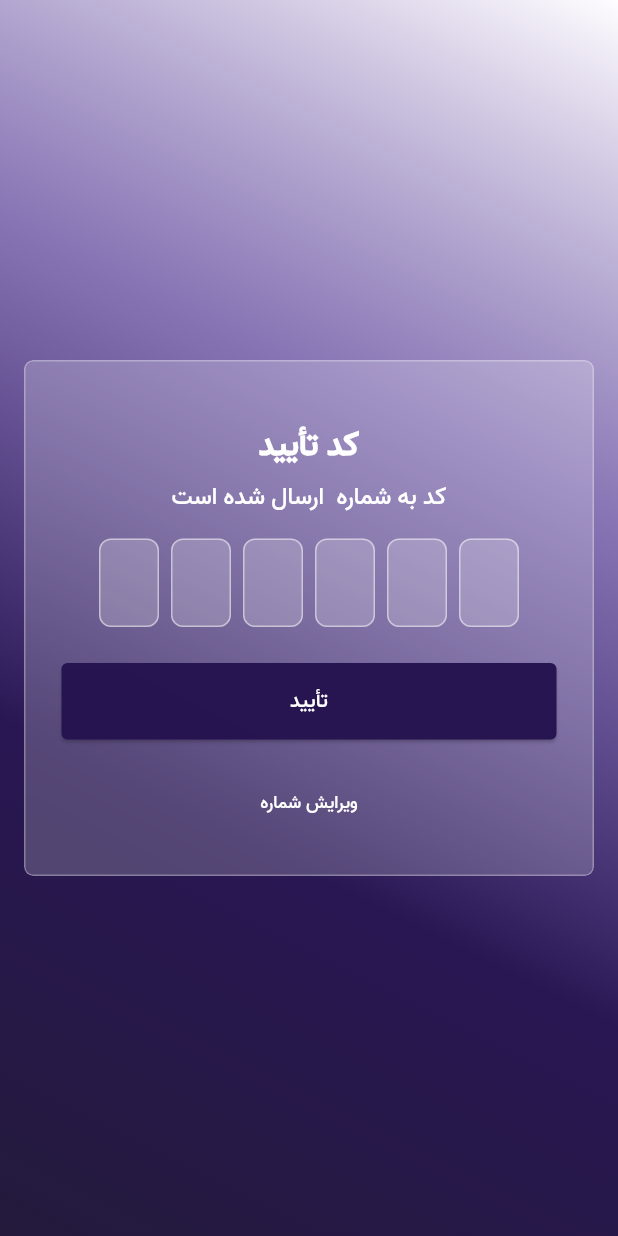
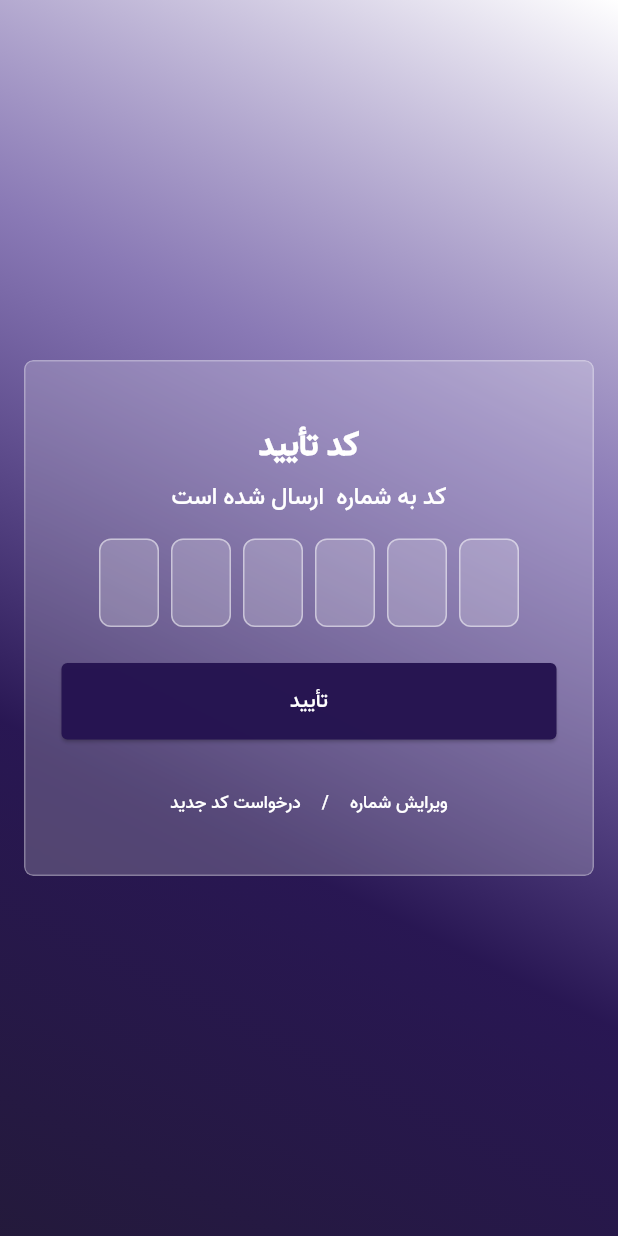
Before and after one commit to devsepnex/shop_desktop, a Flutter app: the OtpScreen screen opened directly with empty values, on a phone screen of 412 x 824 dp. Run offline on Flutter 3.47's test engine with Material 3 defaults, Android fonts, the phone set to English and light mode, and no system bars; our stand-ins replace dio, font_awesome_flutter, get_it, pretty_dio_logger, shamsi_date.

```diff
--- a/lib/core/constants/app_color.dart
+++ b/lib/core/constants/app_color.dart
@@ -1,7 +1,7 @@
 import 'package:flutter/material.dart';
 
 class AppColor {
-  static Color darkBaseColor = Color(0xFF4585B5);
+ static Color darkBaseColor = Color(0xFF4585B5);
   static Color lightTextTheme= Color(0xFF090909);
   static Color darkTextTheme= Color(0xFFECECEC);
   static Color darkContainer =Colors.grey.shade800;
@@ -33,4 +33,8 @@ class AppColor {
   static Color textTicketScreenLight =mainColor.shade900;
   static Color textTicketScreenDark =const Color.fromARGB(255, 164, 214, 255);
   static Color darkTicketScreen=const Color.fromARGB(255, 164, 214, 255);
+  static Color gradientColor1= const Color.fromARGB(255, 33, 23, 57).withOpacity(0.99);
+  static Color gradientColor2= const Color.fromARGB(255, 38, 20, 81).withOpacity(0.99);
+  static Color gradientColor3= const Color.fromARGB(255, 59, 32, 132).withOpacity(0.6);
+  static Color gradientColor4= Colors.white.withOpacity(0.7);
 }
--- a/lib/main.dart
+++ b/lib/main.dart
@@ -43,6 +43,7 @@ class MyApp extends StatelessWidget {
             brightness: Brightness.light,
             fontFamily: 'vazir',
             colorScheme: ColorScheme.fromSeed(seedColor: AppColor.mainColor),
+            scaffoldBackgroundColor: AppColor.baseColor,
             useMaterial3: true,
             textTheme:
                 TextTheme(bodyMedium: TextStyle(color: AppColor.darkContainer)),
@@ -52,7 +53,7 @@ class MyApp extends StatelessWidget {
             brightness: Brightness.dark,
             fontFamily: 'vazir',
             colorSchemeSeed: AppColor.darkBaseColor,
-            scaffoldBackgroundColor: Colors.grey.shade900,
+            scaffoldBackgroundColor: AppColor.gradientColor1,
             textTheme: TextTheme(
                 bodyMedium: TextStyle(color: AppColor.lightContainer)),
           ),
--- a/lib/screens/DashBoard/Update/update_screen.dart
+++ b/lib/screens/DashBoard/Update/update_screen.dart
@@ -4,7 +4,7 @@ class UpdateScreen extends StatelessWidget {
   @override
   Widget build(BuildContext context) {
     return Scaffold(
-      backgroundColor: Colors.white,
+   ///   backgroundColor: Colors.white,
 
       body: Center(
         child: Column(
--- a/lib/screens/login/login_provider.dart
+++ b/lib/screens/login/login_provider.dart
@@ -43,6 +43,7 @@ class LoginProvider extends ChangeNotifier {
           MaterialPageRoute(
             builder: (context) => OtpScreen(
               username: usernameController.text,
+              password :passwordController.text,
             ),
           ),
         );
--- a/lib/screens/otp/otp_screen.dart
+++ b/lib/screens/otp/otp_screen.dart
@@ -1,4 +1,3 @@
-
 import 'dart:ui';
 
 import 'package:flutter/material.dart';
@@ -9,13 +8,15 @@ import 'otp_provider.dart';
 
 class OtpScreen extends StatelessWidget {
   final String username;
+  final String password;
 
-  const OtpScreen({Key? key, required this.username}) : super(key: key);
+  const OtpScreen({Key? key, required this.username, required this.password})
+      : super(key: key);
 
   @override
   Widget build(BuildContext context) {
     return ChangeNotifierProvider(
-      create: (context) => OtpProvider(username: username),
+      create: (context) => OtpProvider(username: username, password: password),
       child: Scaffold(
         resizeToAvoidBottomInset: true,
         body: Container(
@@ -24,10 +25,10 @@ class OtpScreen extends StatelessWidget {
           decoration: BoxDecoration(
             gradient: LinearGradient(
               colors: [
-                const Color.fromARGB(255, 33, 23, 57).withOpacity(0.99),
-                const Color.fromARGB(255, 38, 20, 81).withOpacity(0.99),
-                const Color.fromARGB(255, 59, 32, 132).withOpacity(0.6),
-                Colors.white.withOpacity(0.7),
+                AppColor.gradientColor1,
+                AppColor.gradientColor2,
+                AppColor.gradientColor3,
+                AppColor.gradientColor4,
               ],
               begin: Alignment.bottomLeft,
               end: Alignment.topRight,
@@ -96,7 +97,8 @@ class OtpScreen extends StatelessWidget {
                                 mainAxisAlignment: MainAxisAlignment.center,
                                 children: List.generate(
                                   otpProvider.otpLength,
-                                  (index) => _buildOtpField(context, index, otpProvider),
+                                  (index) => _buildOtpField(
+                                      context, index, otpProvider),
                                 ).reversed.toList(),
                               ),
                               if (otpProvider.errorMessage.isNotEmpty)
@@ -104,7 +106,8 @@ class OtpScreen extends StatelessWidget {
                                   padding: const EdgeInsets.only(top: 8),
                                   child: Text(
                                     otpProvider.errorMessage,
-                                    style: TextStyle(color: Colors.red, fontSize: 14),
+                                    style: TextStyle(
+                                        color: Colors.red, fontSize: 14),
                                   ),
                                 ),
                               SizedBox(height: 24),
@@ -120,12 +123,14 @@ class OtpScreen extends StatelessWidget {
                                   padding: EdgeInsets.symmetric(
                                       horizontal: 40.0, vertical: 15.0),
                                   foregroundColor: Colors.white,
-                                  backgroundColor: const Color.fromARGB(255, 38, 20, 81)
+                                  backgroundColor:
+                                      const Color.fromARGB(255, 38, 20, 81)
                                           .withOpacity(0.99),
                                   minimumSize: Size(
                                       MediaQuery.of(context).size.width > 610
                                           ? 280
-                                          : MediaQuery.of(context).size.width * 0.9,
+                                          : MediaQuery.of(context).size.width *
+                                              0.9,
                                       51),
                                   shape: RoundedRectangleBorder(
                                     borderRadius: BorderRadius.circular(4),
@@ -133,6 +138,9 @@ class OtpScreen extends StatelessWidget {
                                 ),
                               ),
                               SizedBox(height: 18),
+                              Row(
+                                mainAxisAlignment: MainAxisAlignment.center,
+                                children: [
                                   TextButton(
                                     onPressed: () {
                                       otpProvider.clearOtp();
@@ -141,8 +149,30 @@ class OtpScreen extends StatelessWidget {
                                     child: Text(
                                       'ویرایش شماره',
                                       style: TextStyle(
-                                      fontSize: 12, color: AppColor.baseColor),
+                                          fontSize: 12,
+                                          color: AppColor.baseColor),
                                     ),
+                                  ),
+                                  SizedBox(width: 2),
+                                  Text(
+                                    '/',
+                                    style: TextStyle(
+                                        fontSize: 12,
+                                        color: AppColor.baseColor),
+                                  ),
+                                  SizedBox(width: 2),
+                                  TextButton(
+                                    onPressed: () {
+                                      otpProvider.newcode(context);
+                                    },
+                                    child: Text(
+                                      'درخواست کد جدید',
+                                      style: TextStyle(
+                                          fontSize: 12,
+                                          color: AppColor.baseColor),
+                                    ),
+                                  ),
+                                ],
                               ),
                             ],
                           ),
@@ -159,7 +189,8 @@ class OtpScreen extends StatelessWidget {
     );
   }
 
-  Widget _buildOtpField(BuildContext context, int index, OtpProvider otpProvider) {
+  Widget _buildOtpField(
+      BuildContext context, int index, OtpProvider otpProvider) {
     int reverseIndex = otpProvider.otpLength - 1 - index;
 
     return Padding(
@@ -187,7 +218,7 @@ class OtpScreen extends StatelessWidget {
             maxLength: 1,
             style: TextStyle(
               color: Colors.white, // رنگ نوشته‌ها
-    fontSize: 18,        // اندازه فونت نوشته‌ها
+              fontSize: 18, // اندازه فونت نوشته‌ها
             ),
             // child: TextField(
             //   controller: otpProvider.controllers[reverseIndex],
@@ -207,15 +238,20 @@ class OtpScreen extends StatelessWidget {
             decoration: InputDecoration(
               counterText: '',
               border: OutlineInputBorder(
-    borderSide: BorderSide(color: Colors.white.withOpacity(0.5)), // حاشیه پیش‌فرض
+                borderSide: BorderSide(
+                    color: Colors.white.withOpacity(0.5)), // حاشیه پیش‌فرض
                 borderRadius: BorderRadius.circular(8),
               ),
               focusedBorder: OutlineInputBorder(
-    borderSide: BorderSide(color: Colors.white.withOpacity(0.8)), // حاشیه در حالت فوکوس
+                borderSide: BorderSide(
+                    color:
+                        Colors.white.withOpacity(0.8)), // حاشیه در حالت فوکوس
                 borderRadius: BorderRadius.circular(8),
               ),
               enabledBorder: OutlineInputBorder(
-    borderSide: BorderSide(color: Colors.white.withOpacity(0.5)), // حاشیه در حالت غیر فوکوس
+                borderSide: BorderSide(
+                    color: Colors.white
+                        .withOpacity(0.5)), // حاشیه در حالت غیر فوکوس
                 borderRadius: BorderRadius.circular(8),
               ),
               filled: true,
@@ -224,7 +260,8 @@ class OtpScreen extends StatelessWidget {
 
             onChanged: (value) {
               if (value.isNotEmpty) {
-                otpProvider.moveToNextFieldReverse(context, value, reverseIndex);
+                otpProvider.moveToNextFieldReverse(
+                    context, value, reverseIndex);
               }
             },
             inputFormatters: [
@@ -235,7 +272,8 @@ class OtpScreen extends StatelessWidget {
                 : TextInputAction.next,
             onSubmitted: (value) {
               if (reverseIndex == 0) {
-                FocusScope.of(context).requestFocus(otpProvider.buttonFocusNode);
+                FocusScope.of(context)
+                    .requestFocus(otpProvider.buttonFocusNode);
               }
             },
           ),
```
Also changed, not shown: lib/screens/DashBoard/dashboard_screen.dart (+108 -91 lines), lib/screens/login/login_screen.dart (+4 -5 lines), lib/screens/otp/otp_provider.dart (+43 -1 lines). Lines whose indentation alone changed are shown as unchanged.
